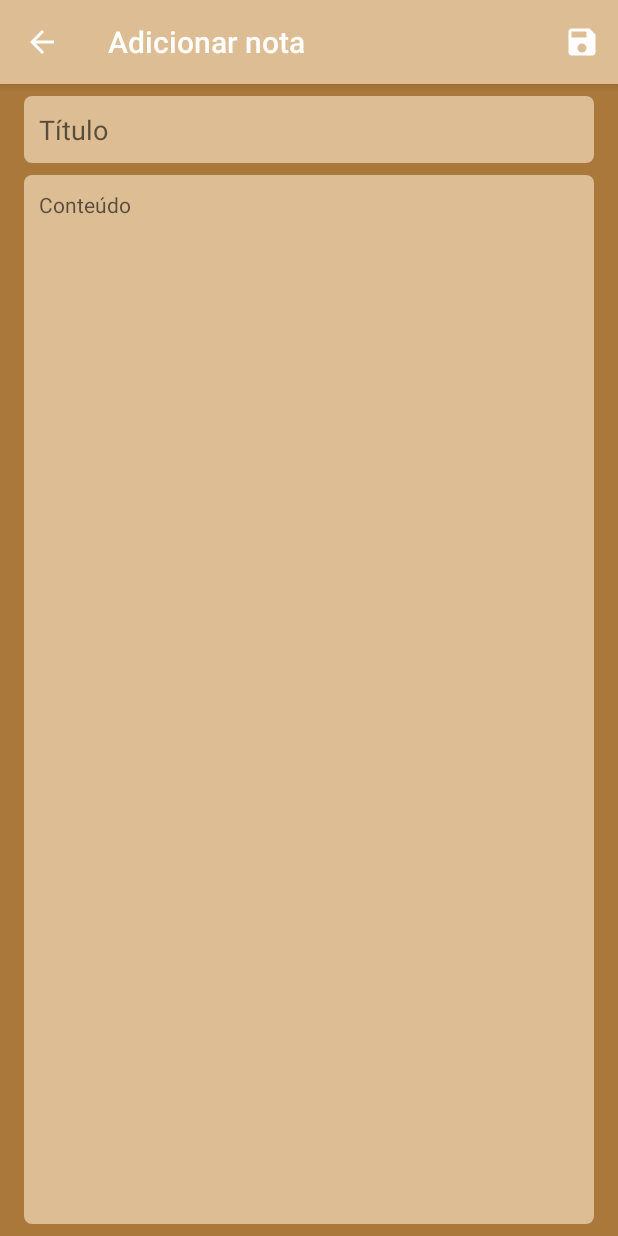
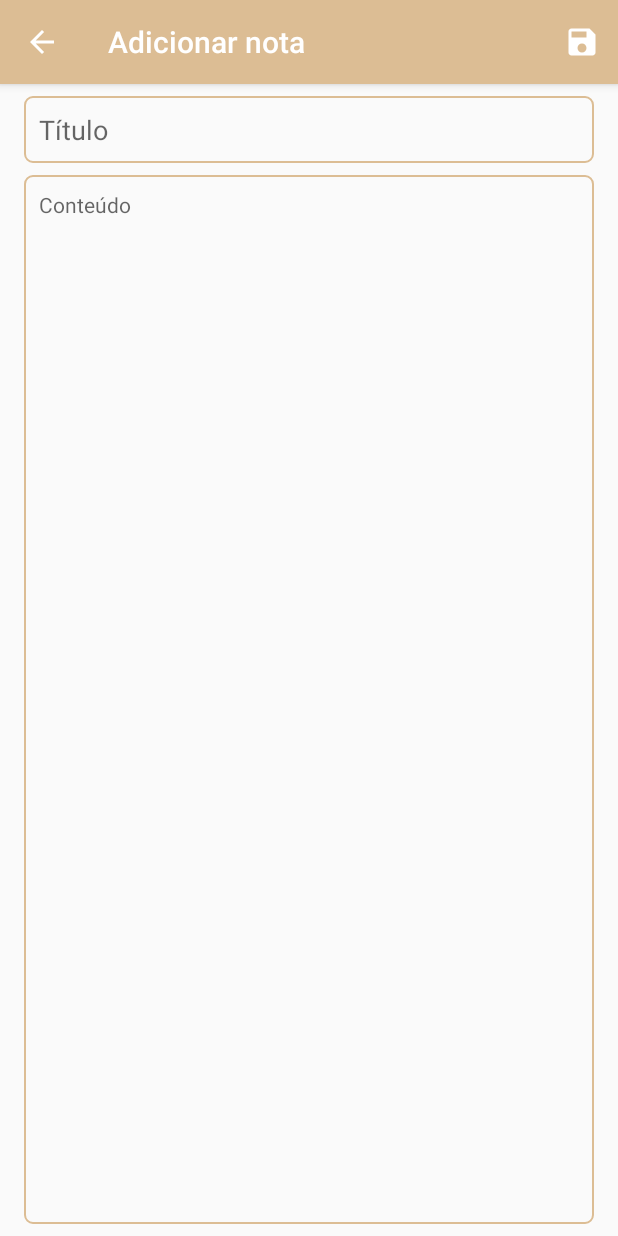
Before and after one commit to Kmiokande/Papiro, an Android app: the AddNoteActivity screen opened directly, with no data from a screen before it, on a phone screen of 412 x 824 dp. Run offline under Robolectric (Android 15) with nearby library versions, the phone set to English and light mode, and no system bars.

Commit message:
Edit activities layouts, Add and Modify, Add verificarConteudos functions

```diff
--- a/app/src/main/res/drawable/edit_text_background.xml
+++ b/app/src/main/res/drawable/edit_text_background.xml
@@ -3,8 +3,9 @@
     xmlns:android="http://schemas.android.com/apk/res/android"
     android:shape="rectangle">
 
-    <solid android:color="#dcbd94"></solid>
+    <solid android:color="#00FFFFFF"></solid>
     <corners android:radius="5dp"></corners>
+    <stroke android:width="1dp" android:color="@color/colorPrimary"></stroke>
 
 </shape>
 
--- a/app/src/main/res/layout/add_note_activity.xml
+++ b/app/src/main/res/layout/add_note_activity.xml
@@ -4,7 +4,6 @@
     xmlns:tools="http://schemas.android.com/tools"
     android:layout_width="match_parent"
     android:layout_height="match_parent"
-    android:background="@color/colorPrimaryDark"
     tools:context=".activities.AddNoteActivity">
 
     <EditText
--- a/app/src/main/res/layout/modify_note_activity.xml
+++ b/app/src/main/res/layout/modify_note_activity.xml
@@ -4,7 +4,6 @@
     xmlns:tools="http://schemas.android.com/tools"
     android:layout_width="match_parent"
     android:layout_height="match_parent"
-    android:background="@color/colorPrimaryDark"
     tools:context=".activities.ModifyNoteActivity">
 
     <EditText
```
Also changed, not shown: app/src/main/java/com/kmiokande/papiro/activities/AddNoteActivity.java (+11 -2 lines), app/src/main/java/com/kmiokande/papiro/activities/ModifyNoteActivity.java (+11 -12 lines).
